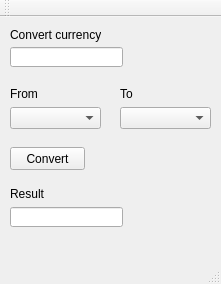
The window that mainwindow.ui (Odeyaloleg/CurrencyConverter) describes before a commit, drawn with Qt 5.
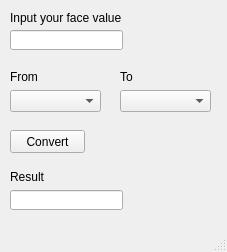
The same window after the commit.

Commit message: Improved code structure and changed label at the top

The edit to the form file:
```diff
--- a/mainwindow.ui
+++ b/mainwindow.ui
@@ -6,8 +6,8 @@
    <rect>
     <x>0</x>
     <y>0</y>
-    <width>221</width>
-    <height>284</height>
+    <width>227</width>
+    <height>252</height>
    </rect>
   </property>
   <property name="windowTitle">
@@ -19,12 +19,12 @@
      <rect>
       <x>10</x>
       <y>10</y>
-      <width>91</width>
+      <width>111</width>
       <height>16</height>
      </rect>
     </property>
     <property name="text">
-     <string>Convert currency</string>
+     <string>Input your face value</string>
     </property>
    </widget>
    <widget class="QLabel" name="label_2">
@@ -126,24 +126,6 @@
     </property>
    </widget>
   </widget>
-  <widget class="QMenuBar" name="menuBar">
-   <property name="geometry">
-    <rect>
-     <x>0</x>
-     <y>0</y>
-     <width>221</width>
-     <height>21</height>
-    </rect>
-   </property>
-  </widget>
-  <widget class="QToolBar" name="mainToolBar">
-   <attribute name="toolBarArea">
-    <enum>TopToolBarArea</enum>
-   </attribute>
-   <attribute name="toolBarBreak">
-    <bool>false</bool>
-   </attribute>
-  </widget>
   <widget class="QStatusBar" name="statusBar"/>
  </widget>
  <layoutdefault spacing="6" margin="11"/>
```
The commit also changes 3 other files.
